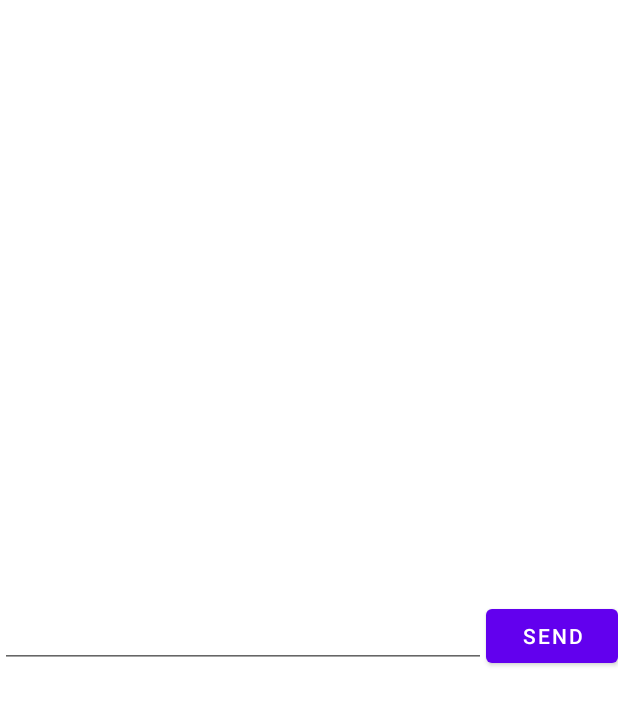
After one commit to luckyPrice/posting_app_kotlin, an Android app: the CommentActivity screen opened directly, with no data from a screen before it, on a phone screen of 412 x 824 dp. The commit adds this screen. Shown: the top 705 px of the screen. Run offline under Robolectric (Android 15) with nearby library versions, the light colour scheme and no system bars; our stand-ins replace Firebase (no records; nobody signed in at launch, a user with empty details on screens opened directly); 4 statements that could not run were skipped.

Commit message:
ghkd6030 commit

```diff
--- /dev/null
+++ b/app/src/main/java/com/example/sns_project/CommentActivity.kt
@@ -0,0 +1,81 @@
+package com.example.sns_project
+
+import androidx.appcompat.app.AppCompatActivity
+import android.os.Bundle
+import android.view.KeyEvent
+import android.view.KeyEvent.KEYCODE_ENTER
+import android.view.LayoutInflater
+import android.view.View
+import android.view.ViewGroup
+import android.view.inputmethod.EditorInfo
+import android.widget.TextView
+import androidx.recyclerview.widget.LinearLayoutManager
+import androidx.recyclerview.widget.RecyclerView
+import com.example.sns_project.databinding.ActivityCommentBinding
+import com.google.firebase.auth.FirebaseAuth
+import com.google.firebase.firestore.FirebaseFirestore
+import com.google.firebase.firestore.ListenerRegistration
+import com.google.firebase.firestore.ktx.firestore
+import com.google.firebase.ktx.Firebase
+import java.text.SimpleDateFormat
+import java.util.*
+
+class CommentActivity : AppCompatActivity() {
+    private lateinit var binding : ActivityCommentBinding
+    private var adapter: CommentAdapter? = null
+    private val db: FirebaseFirestore = Firebase.firestore
+    private val userMail = FirebaseAuth.getInstance().currentUser?.email
+    private val commentsCollectionRef = db.collection("comments")
+    private var snapshotListener: ListenerRegistration? = null
+
+    override fun onCreate(savedInstanceState: Bundle?) {
+        super.onCreate(savedInstanceState)
+        binding = ActivityCommentBinding.inflate(layoutInflater)
+        setContentView(binding.root)
+
+        binding.recyclerViewComment.layoutManager = LinearLayoutManager(this)
+        adapter = CommentAdapter(this, emptyList())
+
+        binding.recyclerViewComment.adapter = adapter
+
+        updateComment()
+        binding.buttonSend.setOnClickListener{
+            addComment()
+            binding.editTextComment.setText("")
+        }
+
+    }
+
+    override fun onStop() {
+        super.onStop()
+        snapshotListener?.remove()
+    }
+
+
+    private fun updateComment(){
+        commentsCollectionRef.orderBy("timestamp").get().addOnSuccessListener {
+            val comments = mutableListOf<Comment>()
+            for(doc in it){
+                comments.add(Comment(doc))
+            }
+            adapter?.updateComment(comments)
+        }
+    }
+
+    private fun addComment(){
+        val name = userMail
+        val comment = binding.editTextComment.text.toString()
+        val timestamp = System.currentTimeMillis()
+
+        val commentMap = hashMapOf(
+            "name" to name,
+            "comment" to comment,
+            "timestamp" to timestamp
+        )
+        commentsCollectionRef.add(commentMap)
+            .addOnSuccessListener { updateComment() }.addOnFailureListener{}
+    }
+
+
+
+}
--- a/app/src/main/java/com/example/sns_project/homeFragment.kt
+++ b/app/src/main/java/com/example/sns_project/homeFragment.kt
@@ -21,6 +21,9 @@ class homeFragment : Fragment(R.layout.fragment_home) {
             startActivity(Intent(activity,PostActivity::class.java)) //버튼클릭 시 포스트로 이동
         }
 
+        binding.button2.setOnClickListener{
+            startActivity(Intent(activity,CommentActivity::class.java))
+        }
         //DB에서 가져와서 리사이클러뷰에 표시
 
     }
--- /dev/null
+++ b/app/src/main/res/layout/activity_comment.xml
@@ -0,0 +1,32 @@
+<?xml version="1.0" encoding="utf-8"?>
+<androidx.constraintlayout.widget.ConstraintLayout xmlns:android="http://schemas.android.com/apk/res/android"
+    xmlns:app="http://schemas.android.com/apk/res-auto"
+    xmlns:tools="http://schemas.android.com/tools"
+    android:layout_width="match_parent"
+    android:layout_height="match_parent"
+    tools:context=".CommentActivity">
+
+    <androidx.recyclerview.widget.RecyclerView
+        android:id="@+id/recyclerView_Comment"
+        android:layout_width="409dp"
+        android:layout_height="400dp"
+        app:layout_constraintEnd_toEndOf="parent"
+        app:layout_constraintStart_toStartOf="parent"
+        app:layout_constraintTop_toTopOf="parent" />
+
+    <EditText
+        android:id="@+id/editTextComment"
+        android:layout_width="0dp"
+        android:layout_height="wrap_content"
+        app:layout_constraintEnd_toStartOf="@+id/buttonSend"
+        app:layout_constraintStart_toStartOf="parent"
+        app:layout_constraintTop_toBottomOf="@+id/recyclerView_Comment" />
+
+    <Button
+        android:id="@+id/buttonSend"
+        android:layout_width="wrap_content"
+        android:layout_height="wrap_content"
+        android:text="Send"
+        app:layout_constraintEnd_toEndOf="parent"
+        app:layout_constraintTop_toBottomOf="@+id/recyclerView_Comment" />
+</androidx.constraintlayout.widget.ConstraintLayout>
```
Also changed, not shown: app/src/main/AndroidManifest.xml (+8 -8 lines), app/src/main/res/layout/fragment_home.xml (+9 -0 lines).
